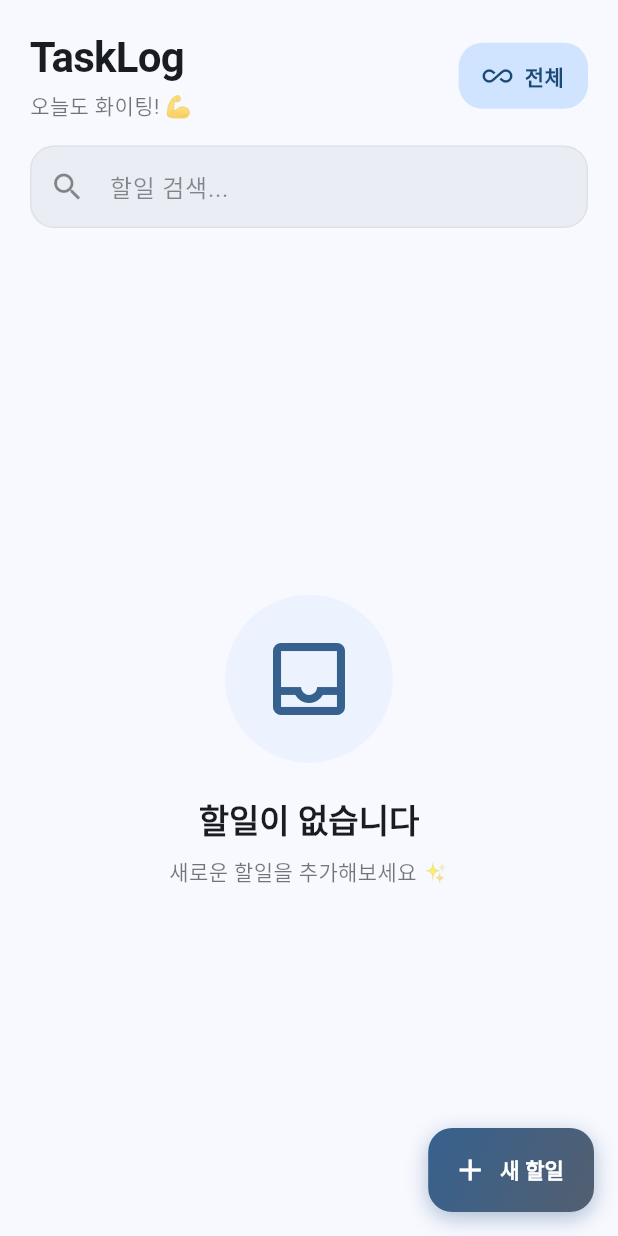
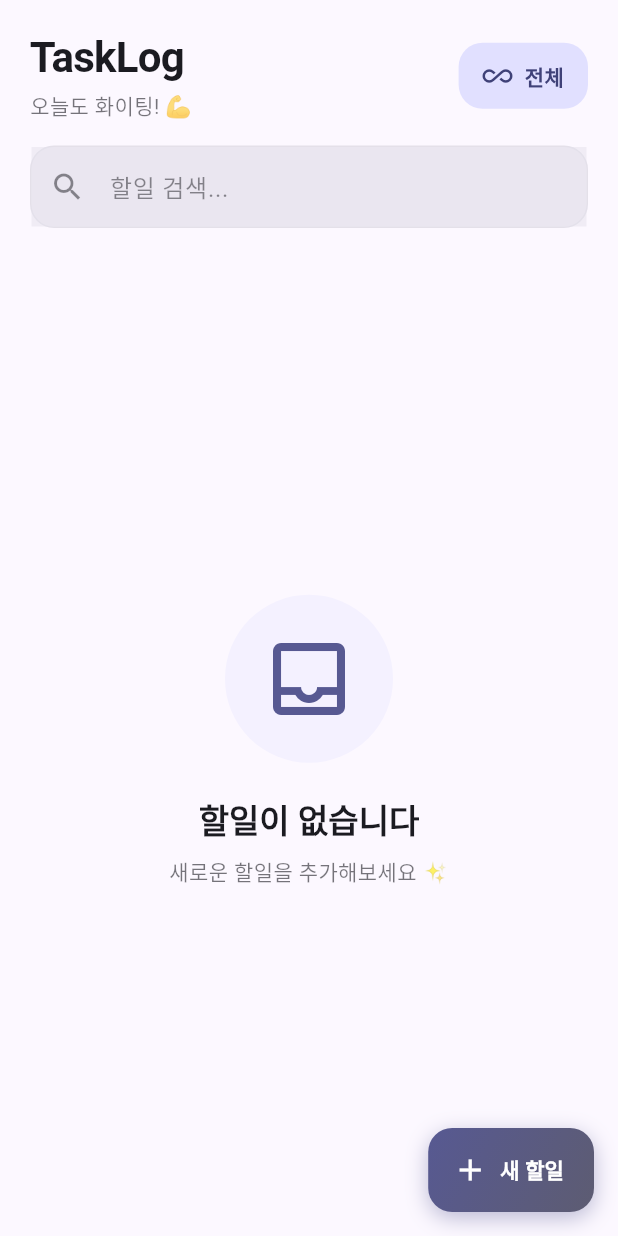
Before and after one commit to log-mind-365/tasklog, a Flutter app: the screen it shows after launch, on a phone screen of 412 x 824 dp. Run offline on Flutter 3.47's test engine with Material 3 defaults, Android fonts, the light colour scheme and no system bars; our stand-ins replace drift, drift_flutter, flutter_riverpod, freezed_annotation, riverpod_annotation; accounts and stored records are empty; generated files the repository leaves out were written again; Roboto replaces fonts that are missing (SF Pro Display).

Commit message:
style: 앱 테마 및 다크모드 지원 개선
- Indigo 색상 스킴으로 변경
- 라이트/다크 테마 지원
- 시스템 설정 자동 감지
- 전역 컴포넌트 스타일 통일 (카드, 입력 필드, 칩 등)
- Material Design 3 완전 적용

```diff
--- a/lib/main.dart
+++ b/lib/main.dart
@@ -17,12 +17,135 @@ class MyApp extends StatelessWidget {
   Widget build(BuildContext context) {
     return MaterialApp(
       title: 'TaskLog',
-      theme: ThemeData(
-        colorScheme: ColorScheme.fromSeed(seedColor: Colors.blue),
-        useMaterial3: true,
-      ),
+      theme: _buildLightTheme(),
+      darkTheme: _buildDarkTheme(),
+      themeMode: ThemeMode.system,
       home: const TodosPage(),
       debugShowCheckedModeBanner: false,
     );
   }
+
+  ThemeData _buildLightTheme() {
+    const seedColor = Color(0xFF6366F1); // Indigo
+    final colorScheme = ColorScheme.fromSeed(
+      seedColor: seedColor,
+      brightness: Brightness.light,
+    );
+
+    return ThemeData(
+      colorScheme: colorScheme,
+      useMaterial3: true,
+      fontFamily: 'SF Pro Display',
+      scaffoldBackgroundColor: colorScheme.surface,
+      cardTheme: CardTheme(
+        elevation: 0,
+        shape: RoundedRectangleBorder(
+          borderRadius: BorderRadius.circular(16),
+        ),
+      ),
+      appBarTheme: AppBarTheme(
+        backgroundColor: Colors.transparent,
+        elevation: 0,
+        centerTitle: false,
+        titleTextStyle: TextStyle(
+          color: colorScheme.onSurface,
+          fontSize: 28,
+          fontWeight: FontWeight.bold,
+        ),
+        iconTheme: IconThemeData(color: colorScheme.onSurface),
+      ),
+      floatingActionButtonTheme: FloatingActionButtonThemeData(
+        elevation: 4,
+        shape: RoundedRectangleBorder(
+          borderRadius: BorderRadius.circular(16),
+        ),
+      ),
+      inputDecorationTheme: InputDecorationTheme(
+        filled: true,
+        fillColor: colorScheme.surfaceVariant.withOpacity(0.5),
+        border: OutlineInputBorder(
+          borderRadius: BorderRadius.circular(16),
+          borderSide: BorderSide.none,
+        ),
+        contentPadding: const EdgeInsets.symmetric(
+          horizontal: 20,
+          vertical: 16,
+        ),
+      ),
+      chipTheme: ChipThemeData(
+        backgroundColor: colorScheme.surfaceVariant,
+        labelStyle: TextStyle(
+          color: colorScheme.onSurfaceVariant,
+          fontSize: 12,
+          fontWeight: FontWeight.w600,
+        ),
+        padding: const EdgeInsets.symmetric(horizontal: 12, vertical: 8),
+        shape: RoundedRectangleBorder(
+          borderRadius: BorderRadius.circular(12),
+        ),
+      ),
+    );
+  }
+
+  ThemeData _buildDarkTheme() {
+    const seedColor = Color(0xFF6366F1); // Indigo
+    final colorScheme = ColorScheme.fromSeed(
+      seedColor: seedColor,
+      brightness: Brightness.dark,
+    );
+
+    return ThemeData(
+      colorScheme: colorScheme,
+      useMaterial3: true,
+      fontFamily: 'SF Pro Display',
+      scaffoldBackgroundColor: colorScheme.surface,
+      cardTheme: CardTheme(
+        elevation: 0,
+        shape: RoundedRectangleBorder(
+          borderRadius: BorderRadius.circular(16),
+        ),
+      ),
+      appBarTheme: AppBarTheme(
+        backgroundColor: Colors.transparent,
+        elevation: 0,
+        centerTitle: false,
+        titleTextStyle: TextStyle(
+          color: colorScheme.onSurface,
+          fontSize: 28,
+          fontWeight: FontWeight.bold,
+        ),
+        iconTheme: IconThemeData(color: colorScheme.onSurface),
+      ),
+      floatingActionButtonTheme: FloatingActionButtonThemeData(
+        elevation: 4,
+        shape: RoundedRectangleBorder(
+          borderRadius: BorderRadius.circular(16),
+        ),
+      ),
+      inputDecorationTheme: InputDecorationTheme(
+        filled: true,
+        fillColor: colorScheme.surfaceVariant.withOpacity(0.5),
+        border: OutlineInputBorder(
+          borderRadius: BorderRadius.circular(16),
+          borderSide: BorderSide.none,
+        ),
+        contentPadding: const EdgeInsets.symmetric(
+          horizontal: 20,
+          vertical: 16,
+        ),
+      ),
+      chipTheme: ChipThemeData(
+        backgroundColor: colorScheme.surfaceVariant,
+        labelStyle: TextStyle(
+          color: colorScheme.onSurfaceVariant,
+          fontSize: 12,
+          fontWeight: FontWeight.w600,
+        ),
+        padding: const EdgeInsets.symmetric(horizontal: 12, vertical: 8),
+        shape: RoundedRectangleBorder(
+          borderRadius: BorderRadius.circular(12),
+        ),
+      ),
+    );
+  }
 }
```
